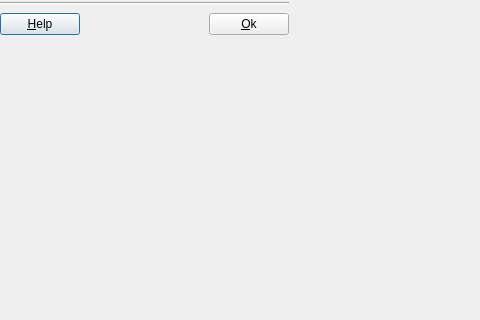
Before: the Qt Designer form src/terralib/qt/widgets/datasource/selector/ui/DataSourceExplorerDialogForm.ui in claudiobogossian/terralib5, drawn with Qt 5; both pictures show x 0 to 480 and y 0 to 320 of the 640 by 480 pixel window.
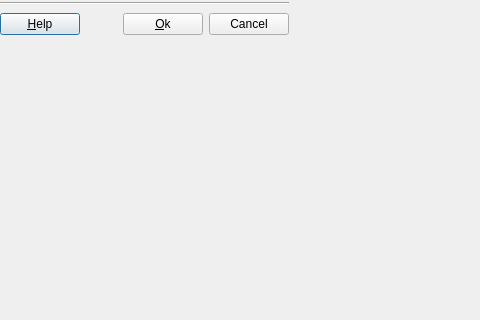
After: the same form once the commit is applied. Custom widgets are drawn as their Qt base class.

Commit message: Added cancel button

What changed in the file:
```diff
--- a/src/terralib/qt/widgets/datasource/selector/ui/DataSourceExplorerDialogForm.ui
+++ b/src/terralib/qt/widgets/datasource/selector/ui/DataSourceExplorerDialogForm.ui
@@ -64,6 +64,13 @@
           </property>
          </widget>
         </item>
+        <item>
+         <widget class="QPushButton" name="m_cancelPushButton">
+          <property name="text">
+           <string>Cancel</string>
+          </property>
+         </widget>
+        </item>
        </layout>
       </item>
      </layout>
```
Left out of the diff: 19 changed lines with no effect on the pictures.
